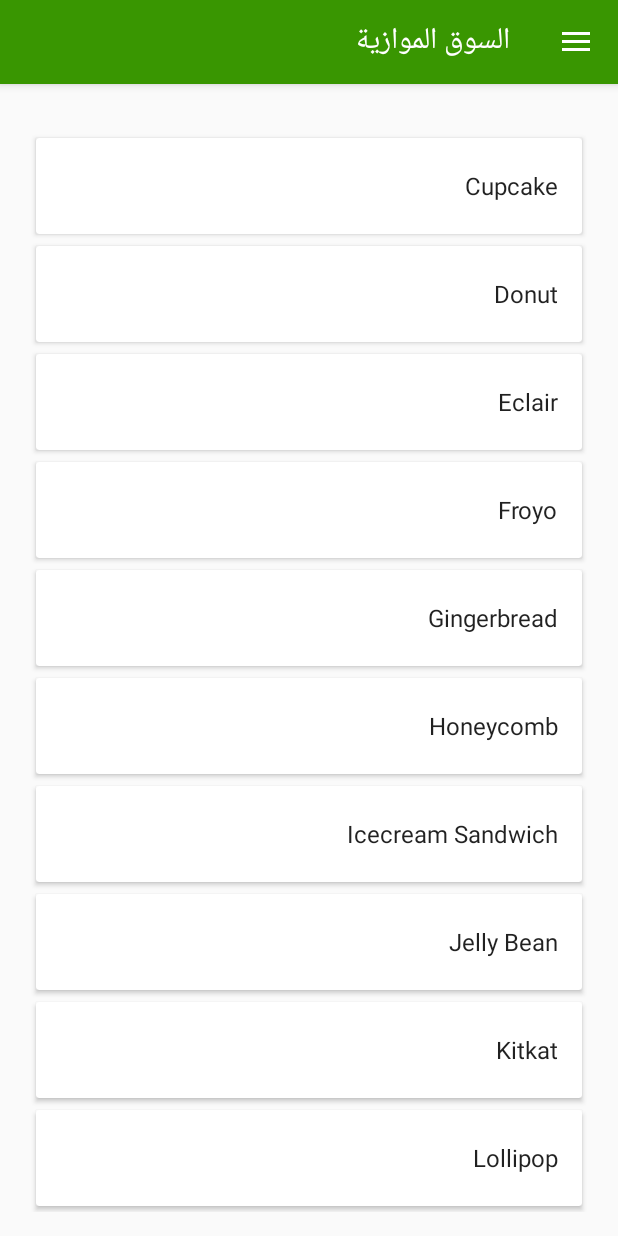
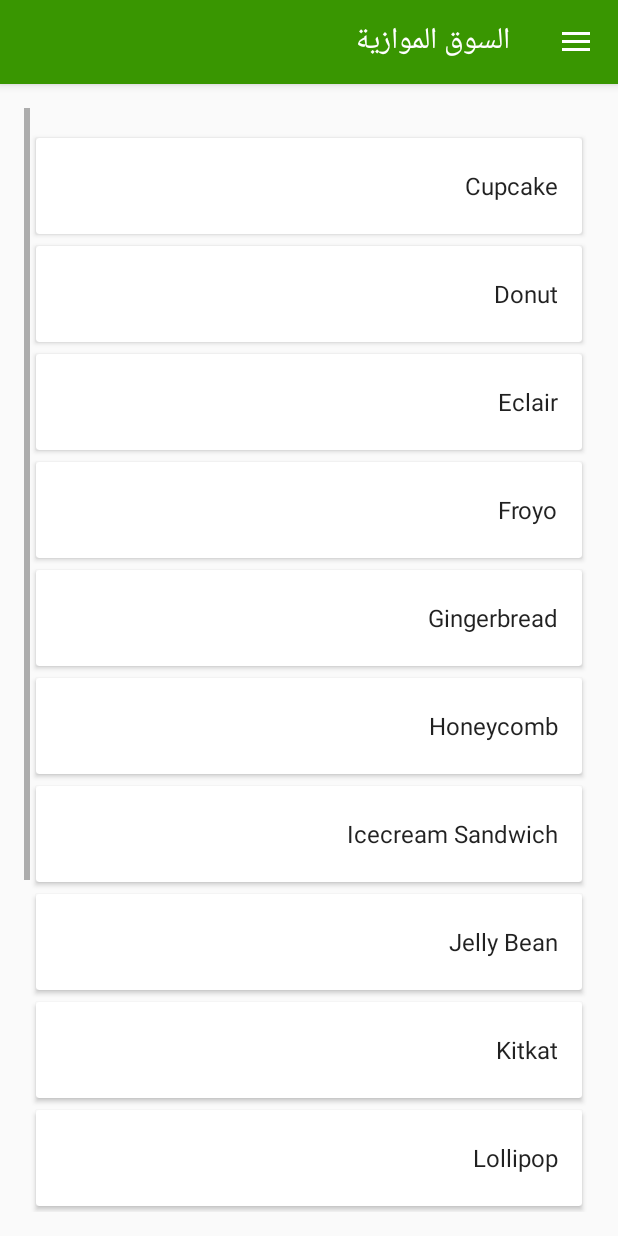
Before and after one commit to yassinemalti/AlgeriaExchangeRate, an Android app: the screen it shows after launch (PrincipaleActivity), after a tap on "السوق الموازية", on a phone screen of 412 x 824 dp. Run offline under Robolectric (Android 15) with nearby library versions, the phone set to English and light mode, and no system bars; our stand-ins replace AdMob; plain views replace NativeExpressAdView; 7 statements that could not run were skipped; 1 other tap on this screen came first.

Commit message:
130820171133

```diff
--- a/app/src/main/java/com/wordpress/yassinemalti/algeriaexchangerate/activity/MarcheParalleleFragment.java
+++ b/app/src/main/java/com/wordpress/yassinemalti/algeriaexchangerate/activity/MarcheParalleleFragment.java
@@ -6,6 +6,8 @@ import android.net.Uri;
 import android.os.AsyncTask;
 import android.os.Bundle;
 import android.support.v4.app.Fragment;
+import android.support.v7.widget.LinearLayoutManager;
+import android.support.v7.widget.RecyclerView;
 import android.view.LayoutInflater;
 import android.view.View;
 import android.view.ViewGroup;
@@ -14,6 +16,8 @@ import android.widget.TextView;
 import com.google.android.gms.ads.AdRequest;
 import com.google.android.gms.ads.NativeExpressAdView;
 import com.wordpress.yassinemalti.algeriaexchangerate.R;
+import com.wordpress.yassinemalti.algeriaexchangerate.adapter.SimpleRecyclerAdapter;
+import com.wordpress.yassinemalti.algeriaexchangerate.model.VersionModel;
 
 import org.jsoup.Jsoup;
 import org.jsoup.nodes.Document;
@@ -30,6 +34,7 @@ public class MarcheParalleleFragment extends Fragment {
     public TextView txtDesc;
     String url = "https://www.devise-dz.com/";
     ProgressDialog progressDialog;
+    SimpleRecyclerAdapter adapter;
 
     private static final String ARG_PARAM1 = "param1";
     private static final String ARG_PARAM2 = "param2";
@@ -71,6 +76,20 @@ public class MarcheParalleleFragment extends Fragment {
         AdRequest request_maintenant = new AdRequest.Builder().build();
         adBanner_maintenant.loadAd(request_maintenant);
         txtDesc = (TextView) rootView.findViewById(R.id.desctxt00);
+
+        RecyclerView recyclerView = (RecyclerView) rootView.findViewById(R.id.devise_marcheparallele_scrollableview);
+
+        LinearLayoutManager linearLayoutManager = new LinearLayoutManager(getActivity().getBaseContext());
+        recyclerView.setLayoutManager(linearLayoutManager);
+        recyclerView.setHasFixedSize(true);
+
+        List<String> list = new ArrayList<String>();
+        for (int i = 0; i < VersionModel.data.length; i++) {
+            list.add(VersionModel.data[i]);
+        }
+
+        adapter = new SimpleRecyclerAdapter(list);
+        recyclerView.setAdapter(adapter);
 
         new Description().execute();
         return rootView;
--- a/app/src/main/java/com/wordpress/yassinemalti/algeriaexchangerate/activity/PrincipaleActivity.java
+++ b/app/src/main/java/com/wordpress/yassinemalti/algeriaexchangerate/activity/PrincipaleActivity.java
@@ -1,6 +1,5 @@
 package com.wordpress.yassinemalti.algeriaexchangerate.activity;
 
-import android.annotation.SuppressLint;
 import android.content.Intent;
 import android.content.res.Configuration;
 import android.net.Uri;
@@ -9,24 +8,16 @@ import android.os.Handler;
 import android.support.annotation.NonNull;
 import android.support.design.widget.NavigationView;
 import android.support.v4.app.Fragment;
-import android.support.v4.app.FragmentManager;
-import android.support.v4.app.FragmentPagerAdapter;
 import android.support.v4.app.FragmentTransaction;
-import android.support.v4.content.ContextCompat;
 import android.support.v4.view.GravityCompat;
 import android.support.v4.widget.DrawerLayout;
 import android.support.v7.app.ActionBarDrawerToggle;
 import android.support.v7.app.AppCompatActivity;
-import android.support.v7.widget.LinearLayoutManager;
-import android.support.v7.widget.RecyclerView;
 import android.support.v7.widget.Toolbar;
 import android.util.Log;
-import android.view.LayoutInflater;
 import android.view.Menu;
 import android.view.MenuItem;
 import android.view.View;
-import android.view.ViewGroup;
-import android.widget.FrameLayout;
 import android.widget.Toast;
 
 import com.google.android.gms.tasks.OnCompleteListener;
@@ -36,14 +27,10 @@ import com.google.firebase.remoteconfig.FirebaseRemoteConfig;
 import com.google.firebase.remoteconfig.FirebaseRemoteConfigSettings;
 import com.wordpress.yassinemalti.algeriaexchangerate.BuildConfig;
 import com.wordpress.yassinemalti.algeriaexchangerate.R;
-import com.wordpress.yassinemalti.algeriaexchangerate.adapter.SimpleRecyclerAdapter;
-import com.wordpress.yassinemalti.algeriaexchangerate.model.VersionModel;
 
 import java.text.ParseException;
 import java.text.SimpleDateFormat;
-import java.util.ArrayList;
 import java.util.Date;
-import java.util.List;
 
 public class PrincipaleActivity extends AppCompatActivity
         implements  NavigationView.OnNavigationItemSelectedListener,
@@ -221,8 +208,7 @@ public class PrincipaleActivity extends AppCompatActivity
 
         switch (viewId) {
             case R.id.maintenant:
-                fragment = new DummyFragment();
-                //fragment = new MarcheParalleleFragment();
+                fragment = new MarcheParalleleFragment();
                 title  = "السوق الموازية";
                 viewIsAtHome = true;
                 break;
@@ -412,62 +398,4 @@ public class PrincipaleActivity extends AppCompatActivity
                 });
     }
 
-
-
-
-
-
-
-
-
-
-
-
-
-    public static class DummyFragment extends Fragment {
-        int color;
-        SimpleRecyclerAdapter adapter;
-
-        public DummyFragment() {
-        }
-
-        @SuppressLint("ValidFragment")
-        public DummyFragment(int color) {
-            this.color = color;
-        }
-
-        @Override
-        public View onCreateView(LayoutInflater inflater, ViewGroup container, Bundle savedInstanceState) {
-            View view = inflater.inflate(R.layout.dummy_fragment, container, false);
-
-            final FrameLayout frameLayout = (FrameLayout) view.findViewById(R.id.dummyfrag_bg);
-            frameLayout.setBackgroundColor(color);
-
-            RecyclerView recyclerView = (RecyclerView) view.findViewById(R.id.dummyfrag_scrollableview);
-
-            LinearLayoutManager linearLayoutManager = new LinearLayoutManager(getActivity().getBaseContext());
-            recyclerView.setLayoutManager(linearLayoutManager);
-            recyclerView.setHasFixedSize(true);
-
-            List<String> list = new ArrayList<String>();
-            for (int i = 0; i < VersionModel.data.length; i++) {
-                list.add(VersionModel.data[i]);
-            }
-
-            adapter = new SimpleRecyclerAdapter(list);
-            recyclerView.setAdapter(adapter);
-
-            return view;
-        }
-    }
-
-
-
-
-
-
-
-
-
-
 }
--- a/app/src/main/res/layout/dummy_fragment.xml
+++ /dev/null
@@ -1,16 +0,0 @@
-<?xml version="1.0" encoding="utf-8"?>
-<FrameLayout xmlns:android="http://schemas.android.com/apk/res/android"
-             android:id="@+id/dummyfrag_bg"
-             android:layout_width="match_parent"
-             android:layout_height="match_parent"
-             android:background="@color/bg_light">
-
-    <android.support.v7.widget.RecyclerView
-        android:id="@+id/dummyfrag_scrollableview"
-        android:layout_width="match_parent"
-        android:layout_height="match_parent"
-        android:clipToPadding="false"
-        android:paddingBottom="@dimen/activity_horizontal_margin"
-        android:paddingTop="@dimen/activity_horizontal_margin"/>
-
-</FrameLayout>
--- a/app/src/main/res/layout/fragment_marche_parallele.xml
+++ b/app/src/main/res/layout/fragment_marche_parallele.xml
@@ -20,6 +20,14 @@
                 android:layout_width="match_parent"
                 android:layout_height="match_parent"
                 android:orientation="vertical">
+
+                <android.support.v7.widget.RecyclerView
+                    android:id="@+id/devise_marcheparallele_scrollableview"
+                    android:layout_width="match_parent"
+                    android:layout_height="match_parent"
+                    android:clipToPadding="false"
+                    android:paddingBottom="@dimen/activity_horizontal_margin"
+                    android:paddingTop="@dimen/activity_horizontal_margin"/>
 
                 <TextView
                     android:id="@+id/desctxt00"
```
